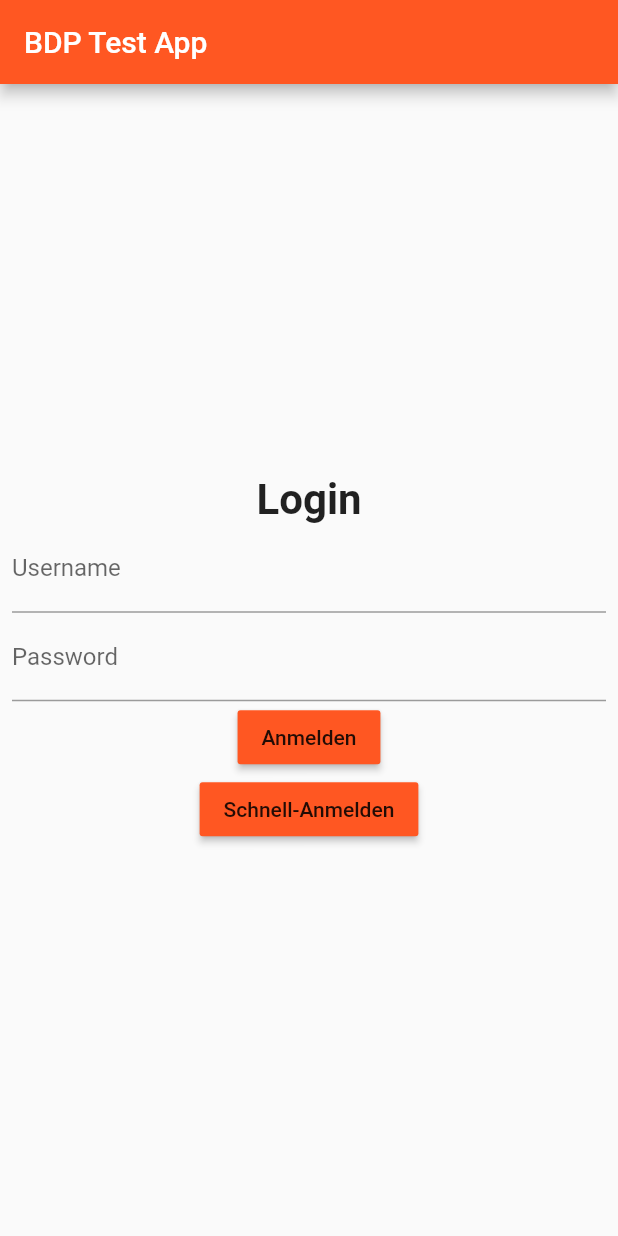
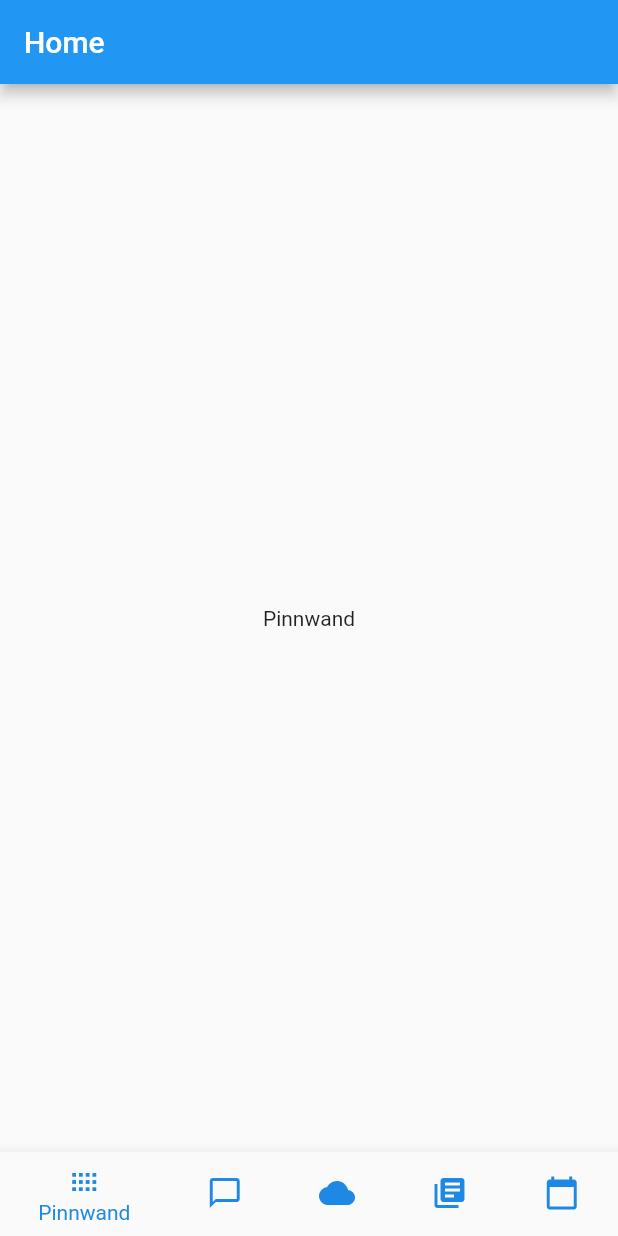
Before and after one commit to shukon/BDP, a Flutter app: the screen it shows after launch, on a phone screen of 412 x 824 dp. Run offline on Flutter 3.47's test engine with Material 2 defaults, Android fonts, the phone set to English and light mode, and no system bars.

Commit message:
Add Bottonbar

```diff
--- a/bdp_app/lib/main.dart
+++ b/bdp_app/lib/main.dart
@@ -1,3 +1,4 @@
+import 'package:bdp_app/pages/BillboardPage.dart';
 import 'package:flutter/material.dart';
 
 
@@ -18,7 +19,7 @@ void main() {
         // is not restarted.
         primarySwatch: Colors.deepOrange,
       ),
-      home : LoginPage(),
+      home : BillboardPage(),
       )
   );
 }
--- /dev/null
+++ b/bdp_app/lib/pages/BillboardPage.dart
@@ -0,0 +1,97 @@
+// Flutter code sample for
+
+// This example shows a [Scaffold] with a [body] and [FloatingActionButton].
+// The [body] is a [Text] placed in a [Center] in order to center the text
+// within the [Scaffold]. The [FloatingActionButton] is connected to a
+// callback that increments a counter.
+//
+// ![A screenshot of the Scaffold widget with a body and floating action button](https://flutter.github.io/assets-for-api-docs/assets/material/scaffold.png)
+
+import 'package:flutter/material.dart';
+import 'package:bdp_app/pages/web_view_container.dart';
+
+
+
+
+/// This Widget is the main application widget.
+class BillboardPage extends StatelessWidget {
+  static const String _title = 'Flutter Code Sample';
+
+  @override
+  Widget build(BuildContext context) {
+    return MaterialApp(
+      title: _title,
+      home: MyStatefulWidget(),
+    );
+  }
+}
+
+class MyStatefulWidget extends StatefulWidget {
+  MyStatefulWidget({Key key}) : super(key: key);
+  @override
+  _MyStatefulWidgetState createState() => _MyStatefulWidgetState();
+
+
+}
+
+
+
+class _MyStatefulWidgetState extends State<MyStatefulWidget> {
+  int _selectedIndex = 0;
+  final List<Widget> _widgetOptions = [
+    Text('Pinnwand'),
+    WebViewContainer("https://chat.rezepthos.com/appsperten/channels/town-square"),
+    Text('Cloud'),
+    Text('Wiki'),
+    Text('Kalender'),
+  ];
+
+  void _onTapped(int index) {
+    setState(() {
+      _selectedIndex = index;
+    });
+  }
+
+  @override
+  Widget build(BuildContext context) {
+    return Scaffold(
+        appBar: AppBar(
+          title: const Text('Home'),
+        ),
+        body: Center(child: _widgetOptions.elementAt(_selectedIndex),
+        ),
+
+        bottomNavigationBar: BottomNavigationBar(
+        //currentIndex: 0, // this will be set when a new tab is tapped
+        items: [
+        BottomNavigationBarItem(
+        icon: new Icon(Icons.view_compact),
+    title: Text('Pinnwand'),
+    ),
+    BottomNavigationBarItem(
+    icon: new Icon(Icons.chat_bubble_outline),
+    title: new Text('Chat', style: TextStyle(color: Colors.black)),
+    ),
+    BottomNavigationBarItem(
+    icon: new Icon(Icons.cloud),
+    title: new Text('Cloud', style: TextStyle(color: Colors.black)),
+    ),
+    BottomNavigationBarItem(
+    icon: Icon(Icons.library_books),
+    title: Text('Wiki')
+    ),
+    BottomNavigationBarItem(
+    icon: Icon(Icons.calendar_today),
+    title: Text('Kalender')
+    ),
+
+    ],
+    selectedItemColor: Colors.blue[600],
+    unselectedItemColor: Colors.blue[600],
+    backgroundColor: Colors.blue[800],
+    onTap: _onTapped,
+    ),
+    );
+
+  }
+}
--- a/bdp_app/lib/pages/LoginPage.dart
+++ b/bdp_app/lib/pages/LoginPage.dart
@@ -1,6 +1,7 @@
 import 'package:bdp_app/pages/web_view_container.dart';
 import 'package:flutter/material.dart';
 import 'package:flutter/services.dart';
+import 'package:bdp_app/pages/BillboardPage.dart';
 
 class LoginPage extends StatefulWidget {
   LoginPage({Key key, this.title}) : super(key: key);
@@ -100,7 +101,7 @@ class _LoginPageState extends State<LoginPage> {
 
     if (_loggedIn) {
       Navigator.push(context, MaterialPageRoute(builder: (context) {
-        return WebViewContainer("https://chat.rezepthos.com/appsperten/channels/town-square"); // passing data to chat room
+        return BillboardPage(); // passing data to chat room
       }));
       _loginMesibo(_username);
     }
```
